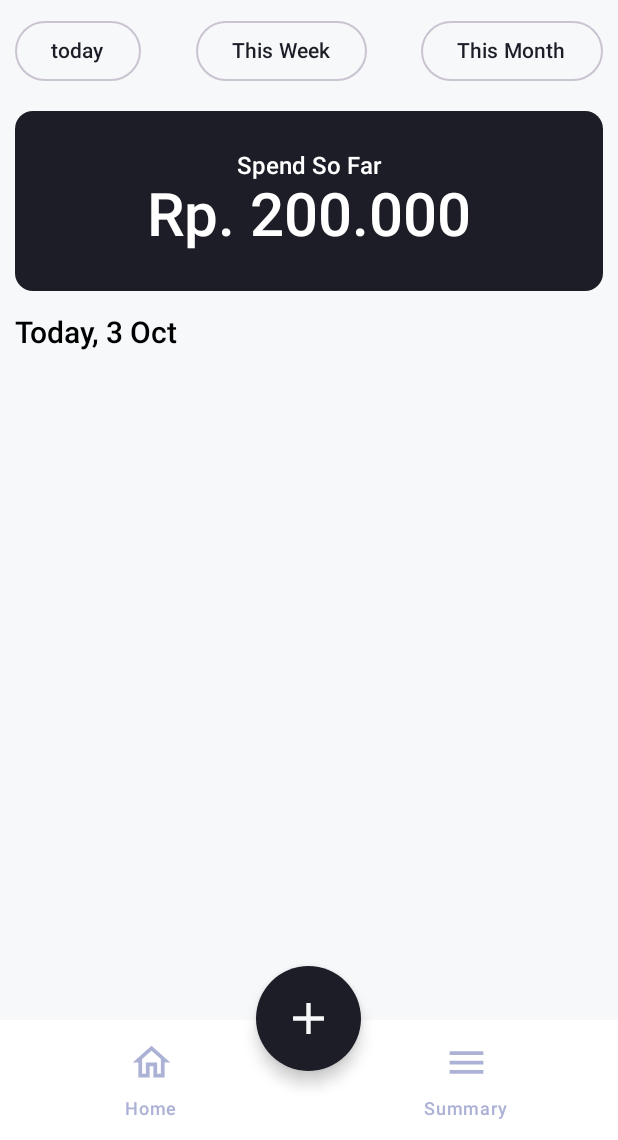
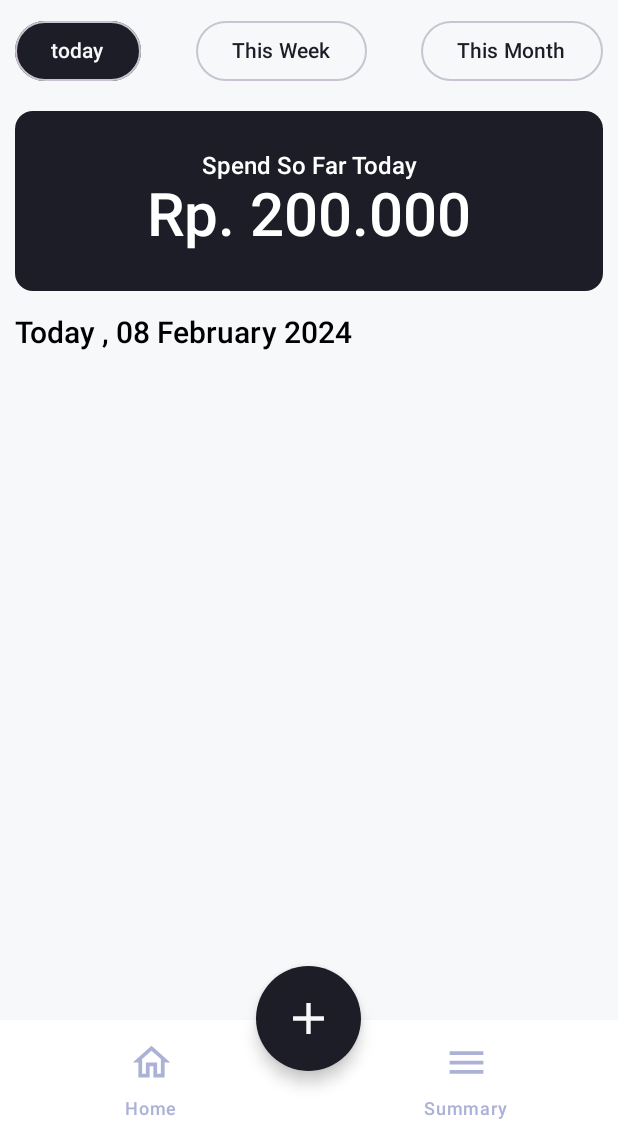
Before and after one commit to MuhammadRadifa/expense-tracker-app, an Android app built with Jetpack Compose: the @Preview function MainScreenPreview, on a phone screen of 412 x 824 dp, the part 96-1236 px from its top. Run offline under Robolectric (Android 15) with nearby library versions, the light colour scheme and no system bars; our stand-ins replace Room's generated code; 2 statements that could not run were skipped.

Commit message:
add tabs

```diff
--- a/app/src/main/java/com/example/expensetrackerapp/ui/screen/home/HomeScreen.kt
+++ b/app/src/main/java/com/example/expensetrackerapp/ui/screen/home/HomeScreen.kt
@@ -27,8 +27,10 @@ import androidx.compose.material3.OutlinedButton
 import androidx.compose.material3.Text
 import androidx.compose.material3.rememberModalBottomSheetState
 import androidx.compose.runtime.Composable
+import androidx.compose.runtime.MutableIntState
 import androidx.compose.runtime.MutableState
 import androidx.compose.runtime.collectAsState
+import androidx.compose.runtime.mutableIntStateOf
 import androidx.compose.runtime.mutableStateOf
 import androidx.compose.runtime.remember
 import androidx.compose.ui.Alignment
@@ -47,6 +49,7 @@ import com.example.expensetrackerapp.ui.screen.expense.DetailExpenseScreen
 import com.example.expensetrackerapp.ui.util.DateConverter
 import com.example.expensetrackerapp.ui.util.MainViewModel
 import com.example.expensetrackerapp.ui.util.TabsList
+import com.example.expensetrackerapp.ui.util.TabsMap
 import com.example.expensetrackerapp.ui.util.categoriesImage
 
 @Composable
@@ -54,14 +57,15 @@ fun HomeScreen(
     innerPadding:PaddingValues = PaddingValues(20.dp),
     viewModel: MainViewModel
 ){
+    var tabIndex = remember{ mutableIntStateOf(0) }
     Column(
         Modifier
             .fillMaxSize()
             .padding(innerPadding)
             .padding(10.dp)) {
-        Tabs()
+        Tabs(tabIndex)
         Spacer(Modifier.height(16.dp))
-        SummaryBox()
+        SummaryBox(tabIndex)
         Spacer(Modifier.height(16.dp))
         ListSummary(viewModel = viewModel)
 
@@ -69,18 +73,19 @@ fun HomeScreen(
 }
 
 @Composable
-fun Tabs(){
+fun Tabs(tabIndex:MutableIntState){
     Row(
         modifier = Modifier.fillMaxWidth(),
-        horizontalArrangement = Arrangement.SpaceBetween
+        horizontalArrangement = Arrangement.SpaceBetween,
     ) {
-        TabsList.forEach{
-            items ->
+        TabsList.forEachIndexed{
+            index,items ->
+            val isSelected = tabIndex.value == index
             OutlinedButton(
-                onClick = {  },
+                onClick = { tabIndex.value = index },
                 colors = ButtonDefaults.buttonColors(
-                    containerColor = colorResource(id = R.color.secondary),
-                    contentColor = colorResource(id = R.color.background)
+                    containerColor = colorResource(id = if(isSelected)R.color.background else R.color.secondary),
+                    contentColor = colorResource(id = if(isSelected)R.color.secondary else R.color.background)
                 )
             ) {
                 Text(items.title)
@@ -92,7 +97,7 @@ fun Tabs(){
 }
 
 @Composable
-fun SummaryBox(){
+fun SummaryBox(tabIndex:MutableIntState){
     Column(
         modifier = Modifier
             .fillMaxWidth()
@@ -105,7 +110,7 @@ fun SummaryBox(){
         verticalArrangement = Arrangement.Center
     ) {
         Text(
-            text = "Spend So Far",
+            text = "Spend So Far ${TabsMap[tabIndex.value]!!}",
             color = Color.White,
             fontSize = 16.sp,
             fontWeight = FontWeight.Medium
@@ -124,7 +129,7 @@ fun SummaryBox(){
 fun ListSummary(viewModel: MainViewModel){
     Column{
         Text(
-            text = "Today, 3 Oct",
+            text = "Today , ${DateConverter(System.currentTimeMillis())}",
             fontSize = 20.sp,
             fontWeight = FontWeight.Medium
         )
@@ -204,5 +209,5 @@ fun CardItem(expense: Expense,viewModel: MainViewModel){
                 AddExpenseScreen(showBottomSheetModify,viewModel,expense)
             }
         }
-    }
 }
+}
--- a/app/src/main/java/com/example/expensetrackerapp/ui/util/Tabs.kt
+++ b/app/src/main/java/com/example/expensetrackerapp/ui/util/Tabs.kt
@@ -10,6 +10,12 @@ val TabsList = listOf<TabsItem>(
     TabsItem("This Month")
 )
 
+val TabsMap = mapOf<Int,String>(
+    0 to  "Today",
+    1 to "This Week",
+    2 to "This Month"
+)
+
 val TabSummaryList = listOf<TabsItem>(
     TabsItem("Month"),
     TabsItem("Year")
```
